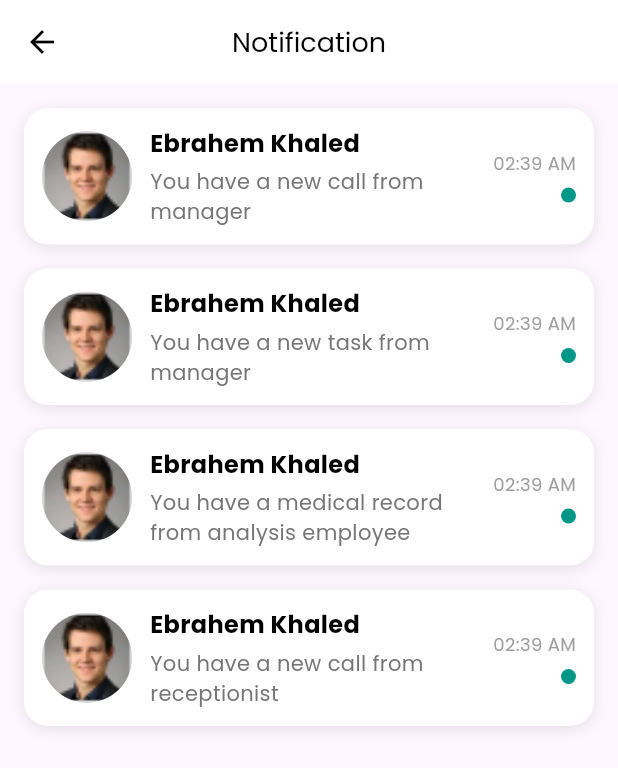
After one commit to MohamedHamedAbdulhakam/hospital_management_system, a Flutter app: the NotificationScreen screen opened directly, on a phone screen of 412 x 824 dp. The commit adds this screen. Shown: the top 768 px of the screen. Run offline on Flutter 3.47's test engine with Material 3 defaults, Android fonts, the phone set to English and light mode, and no system bars; our stand-ins replace dotted_border, flutter_bloc, google_fonts, image_picker, table_calendar.

Commit message:
notifications done

```diff
--- a/lib/features/home/presentation/views/widgets/custom_home_app_bar.dart
+++ b/lib/features/home/presentation/views/widgets/custom_home_app_bar.dart
@@ -1,13 +1,15 @@
 import 'package:flutter/material.dart';
 import 'package:hospital_system/core/utils/colors.dart';
 import 'package:hospital_system/core/utils/styles.dart';
+import 'package:hospital_system/features/notifications/presentation/views/notifications_views.dart';
 
 class CustomHomeAppBar extends StatelessWidget {
-  const CustomHomeAppBar(
-      {super.key,
-      required this.profileImagePath,
-      required this.specialist,
-      required this.name});
+  const CustomHomeAppBar({
+    super.key,
+    required this.profileImagePath,
+    required this.specialist,
+    required this.name,
+  });
 
   final String profileImagePath;
   final String specialist;
@@ -21,6 +23,7 @@ class CustomHomeAppBar extends StatelessWidget {
         child: Row(
           mainAxisAlignment: MainAxisAlignment.spaceBetween,
           children: [
+            // Profile Image
             Container(
               width: 37,
               height: 37,
@@ -32,6 +35,8 @@ class CustomHomeAppBar extends StatelessWidget {
                 fit: BoxFit.contain,
               ),
             ),
+
+            // Name and Specialist
             Padding(
               padding: const EdgeInsets.all(12),
               child: Column(
@@ -42,7 +47,7 @@ class CustomHomeAppBar extends StatelessWidget {
                     style: Styles.regular14,
                   ),
                   Text(
-                    'Specialist , $specialist',
+                    'Specialist, $specialist',
                     style: Styles.regular10.copyWith(
                       color: kMainColor,
                     ),
@@ -50,10 +55,19 @@ class CustomHomeAppBar extends StatelessWidget {
                 ],
               ),
             ),
-            Expanded(child: SizedBox()),
-            Image.asset(
-              'assets/images/notification.png',
-              fit: BoxFit.cover,
+
+            // Notification Icon Button
+            IconButton(
+              icon: Image.asset(
+                'assets/images/notification.png',
+                fit: BoxFit.cover,
+              ),
+              onPressed: () {
+                Navigator.push(
+                  context,
+                  MaterialPageRoute(builder: (context) => NotificationScreen()),
+                );
+              },
             ),
           ],
         ),
--- /dev/null
+++ b/lib/features/notifications/presentation/views/notifications_views.dart
@@ -0,0 +1,66 @@
+import 'package:flutter/material.dart';
+import 'package:hospital_system/features/notifications/presentation/views/widgets/notification_card.dart';
+
+class NotificationScreen extends StatelessWidget {
+  final List<Map<String, String>> notifications = [
+    {
+      'name': 'Ebrahem Khaled',
+      'message': 'You have a new call from manager',
+      'time': '02:39 AM',
+      'imageUrl': 'assets/images/human.png'
+    },
+    {
+      'name': 'Ebrahem Khaled',
+      'message': 'You have a new task from manager',
+      'time': '02:39 AM',
+      'imageUrl': 'assets/images/human.png'
+    },
+    {
+      'name': 'Ebrahem Khaled',
+      'message': 'You have a medical record from analysis employee',
+      'time': '02:39 AM',
+      'imageUrl': 'assets/images/human.png'
+    },
+    {
+      'name': 'Ebrahem Khaled',
+      'message': 'You have a new call from receptionist',
+      'time': '02:39 AM',
+      'imageUrl': 'assets/images/human.png'
+    },
+  ];
+
+  NotificationScreen({super.key});
+
+  @override
+  Widget build(BuildContext context) {
+    return Scaffold(
+      appBar: AppBar(
+        backgroundColor: Colors.white,
+        elevation: 0,
+        leading: IconButton(
+          icon: Icon(Icons.arrow_back, color: Colors.black),
+          onPressed: () {
+            Navigator.pop(context);
+          },
+        ),
+        title: Text(
+          'Notification',
+          style: TextStyle(color: Colors.black, fontSize: 18),
+        ),
+        centerTitle: true,
+      ),
+      body: ListView.builder(
+        padding: EdgeInsets.all(16),
+        itemCount: notifications.length,
+        itemBuilder: (context, index) {
+          return NotificationCard(
+            name: notifications[index]['name']!,
+            message: notifications[index]['message']!,
+            time: notifications[index]['time']!,
+            imageUrl: notifications[index]['imageUrl']!,
+          );
+        },
+      ),
+    );
+  }
+}
--- /dev/null
+++ b/lib/features/notifications/presentation/views/widgets/notification_card.dart
@@ -0,0 +1,88 @@
+import 'package:flutter/material.dart';
+
+class NotificationCard extends StatelessWidget {
+  final String name;
+  final String message;
+  final String time;
+  final String imageUrl;
+
+  const NotificationCard({super.key,
+    required this.name,
+    required this.message,
+    required this.time,
+    required this.imageUrl,
+  });
+
+  @override
+  Widget build(BuildContext context) {
+    return Container(
+      margin: const EdgeInsets.only(bottom: 16),
+      padding: EdgeInsets.all(12),
+      decoration: BoxDecoration(
+        color: Colors.white,
+        borderRadius: BorderRadius.circular(16),
+        boxShadow: [
+          BoxShadow(
+            color: Colors.black.withOpacity(0.1),
+            blurRadius: 8,
+            offset: Offset(0, 2),
+          ),
+        ],
+      ),
+      child: Row(
+        children: [
+          // Profile Picture
+          CircleAvatar(
+            radius: 30,
+            backgroundImage: AssetImage(imageUrl),
+          ),
+          SizedBox(width: 12),
+
+          // Notification Details
+          Expanded(
+            child: Column(
+              crossAxisAlignment: CrossAxisAlignment.start,
+              children: [
+                Text(
+                  name,
+                  style: TextStyle(
+                    fontWeight: FontWeight.bold,
+                    fontSize: 16,
+                    color: Colors.black,
+                  ),
+                ),
+                SizedBox(height: 4),
+                Text(
+                  message,
+                  style: TextStyle(
+                    fontSize: 14,
+                    color: Colors.grey[600],
+                  ),
+                ),
+              ],
+            ),
+          ),
+
+          // Time and Status
+          Column(
+            crossAxisAlignment: CrossAxisAlignment.end,
+            children: [
+              Text(
+                time,
+                style: TextStyle(
+                  fontSize: 12,
+                  color: Colors.grey[500],
+                ),
+              ),
+              SizedBox(height: 8),
+              CircleAvatar(
+                radius: 5,
+                backgroundColor: Colors.teal,
+              ),
+            ],
+          ),
+        ],
+      ),
+    );
+  }
+}
```
